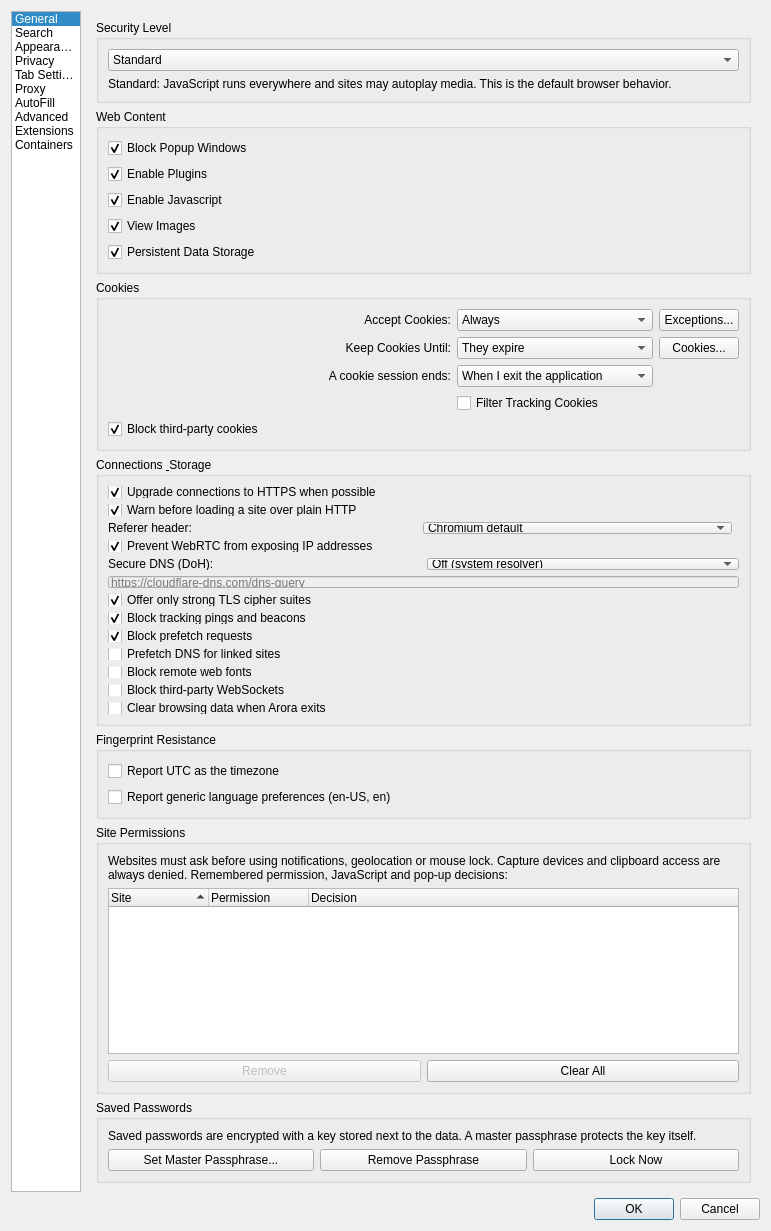
Before: the Qt Designer form src/settings.ui in IT-Space-2026/arktos, drawn with Qt 5.
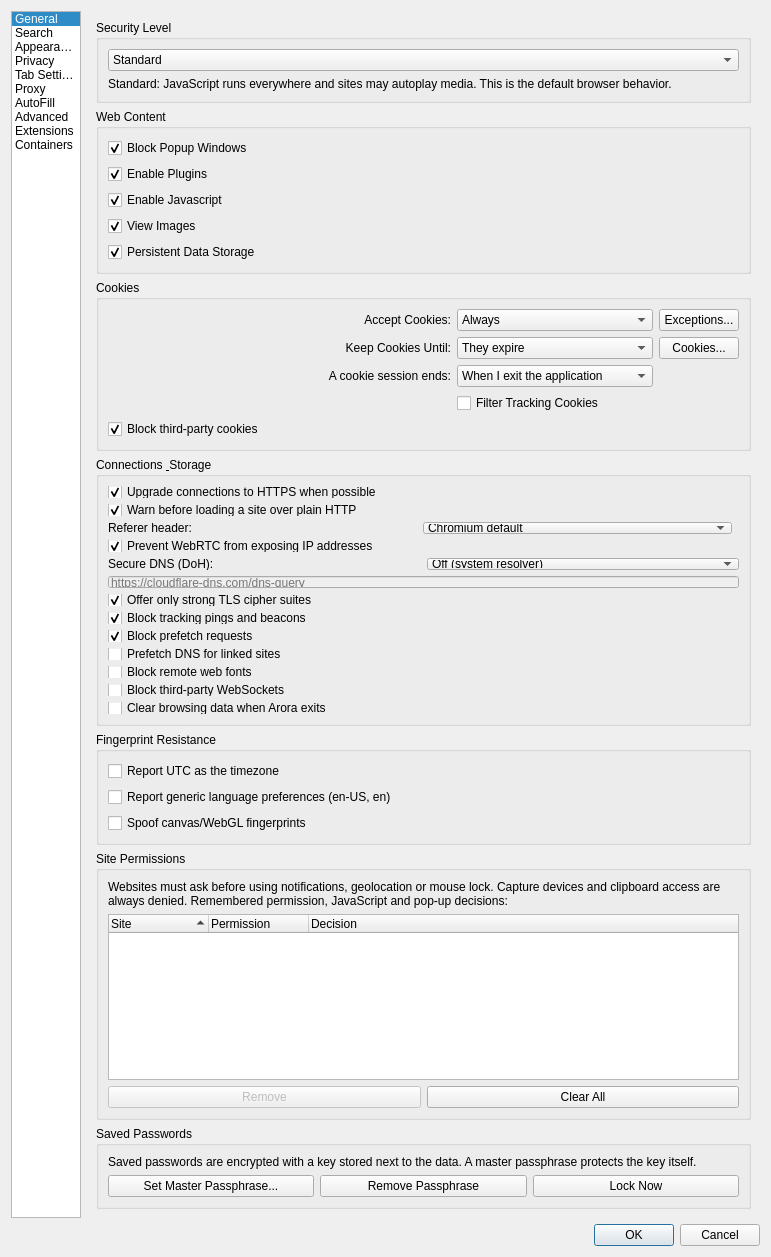
After: the same form once the commit is applied. The open tabs and pages were chosen to show the change.

```diff
--- a/src/settings.ui
+++ b/src/settings.ui
@@ -1777,6 +1777,19 @@
             </property>
            </widget>
           </item>
+          <item>
+           <widget class="QCheckBox" name="fingerprintProtection">
+            <property name="toolTip">
+             <string>Inject countermeasures into web pages: canvas read-out noise, a generic WebGL vendor/renderer and normalized device values (cores, memory, plugins). This is opt-in noise, not anonymity — a site can still detect the spoofing and canvas-heavy pages can break; the shield button exempts a site that does. Always on in Tor windows.</string>
+            </property>
+            <property name="text">
+             <string>Spoof canvas/WebGL fingerprints</string>
+            </property>
+            <property name="checked">
+             <bool>false</bool>
+            </property>
+           </widget>
+          </item>
          </layout>
         </widget>
        </item>
```
